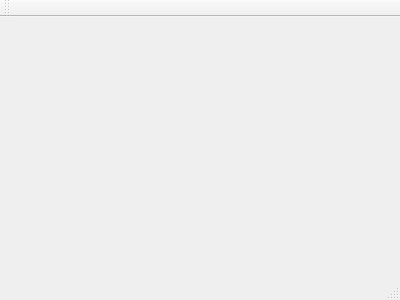
First picture: the form in SystemMonitor/mainwindow.ui, repository alu0100843101/soa-system-monitor, before the edit.
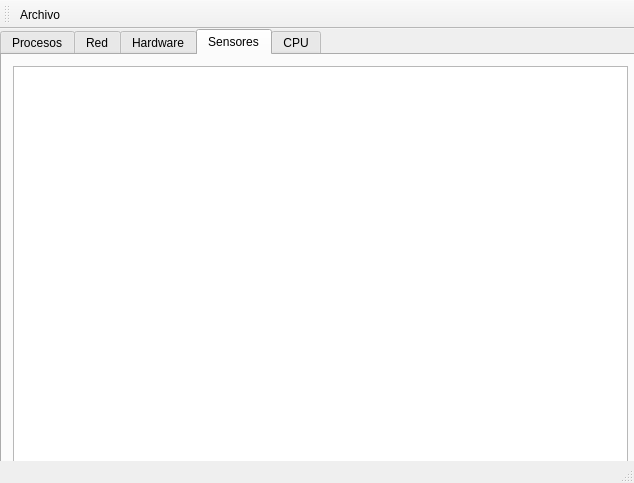
Second picture: the form after the edit.

Commit message: Creada la interfaz básica inicial

Diff of the .ui file:
```diff
--- a/SystemMonitor/mainwindow.ui
+++ b/SystemMonitor/mainwindow.ui
@@ -1,24 +1,102 @@
 <ui version="4.0">
  <class>MainWindow</class>
- <widget class="QMainWindow" name="MainWindow" >
-  <property name="geometry" >
+ <widget class="QMainWindow" name="MainWindow">
+  <property name="geometry">
    <rect>
     <x>0</x>
     <y>0</y>
-    <width>400</width>
-    <height>300</height>
+    <width>634</width>
+    <height>483</height>
    </rect>
   </property>
   <property name="windowTitle" >
    <string>MainWindow</string>
   </property>
-  <widget class="QMenuBar" name="menuBar" />
-  <widget class="QToolBar" name="mainToolBar" />
-  <widget class="QWidget" name="centralWidget" />
-  <widget class="QStatusBar" name="statusBar" />
+  <widget class="QWidget" name="centralWidget">
+   <widget class="QTabWidget" name="tabWidget">
+    <property name="geometry">
+     <rect>
+      <x>0</x>
+      <y>0</y>
+      <width>641</width>
+      <height>451</height>
+     </rect>
+    </property>
+    <property name="currentIndex">
+     <number>3</number>
+    </property>
+    <widget class="QWidget" name="procesos">
+     <attribute name="title">
+      <string>Procesos</string>
+     </attribute>
+     <layout class="QVBoxLayout" name="verticalLayout">
+      <item>
+       <widget class="QTableWidget" name="tableWidget"/>
+      </item>
+     </layout>
+    </widget>
+    <widget class="QWidget" name="red">
+     <attribute name="title">
+      <string>Red</string>
+     </attribute>
+     <layout class="QVBoxLayout" name="verticalLayout_2">
+      <item>
+       <widget class="QTableWidget" name="tableWidget_2"/>
+      </item>
+     </layout>
+    </widget>
+    <widget class="QWidget" name="hardware">
+     <attribute name="title">
+      <string>Hardware</string>
+     </attribute>
+     <layout class="QVBoxLayout" name="verticalLayout_3">
+      <item>
+       <widget class="QTableWidget" name="tableWidget_3"/>
+      </item>
+     </layout>
+    </widget>
+    <widget class="QWidget" name="sensores">
+     <attribute name="title">
+      <string>Sensores</string>
+     </attribute>
+     <layout class="QVBoxLayout" name="verticalLayout_4">
+      <item>
+       <widget class="QTableWidget" name="tableWidget_4"/>
+      </item>
+     </layout>
+    </widget>
+    <widget class="QWidget" name="cpu">
+     <attribute name="title">
+      <string>CPU</string>
+     </attribute>
+     <layout class="QVBoxLayout" name="verticalLayout_5">
+      <item>
+       <widget class="QTableWidget" name="tableWidget_5"/>
+      </item>
+     </layout>
+    </widget>
+   </widget>
+  </widget>
+  <widget class="QToolBar" name="mainToolBar">
+   <attribute name="toolBarArea">
+    <enum>TopToolBarArea</enum>
+   </attribute>
+   <attribute name="toolBarBreak">
+    <bool>false</bool>
+   </attribute>
+   <addaction name="actionArchivo"/>
+  </widget>
+  <widget class="QStatusBar" name="statusBar"/>
+  <action name="actionArchivo">
+   <property name="text">
+    <string>Archivo</string>
+   </property>
+   <property name="shortcut">
+    <string>Ctrl+A</string>
+   </property>
+  </action>
  </widget>
- <layoutDefault spacing="6" margin="11" />
- <pixmapfunction></pixmapfunction>
+ <layoutdefault spacing="6" margin="11"/>
  <resources/>
  <connections/>
 </ui>
```
Left out of the diff: 3 changed lines with no effect on the pictures.
